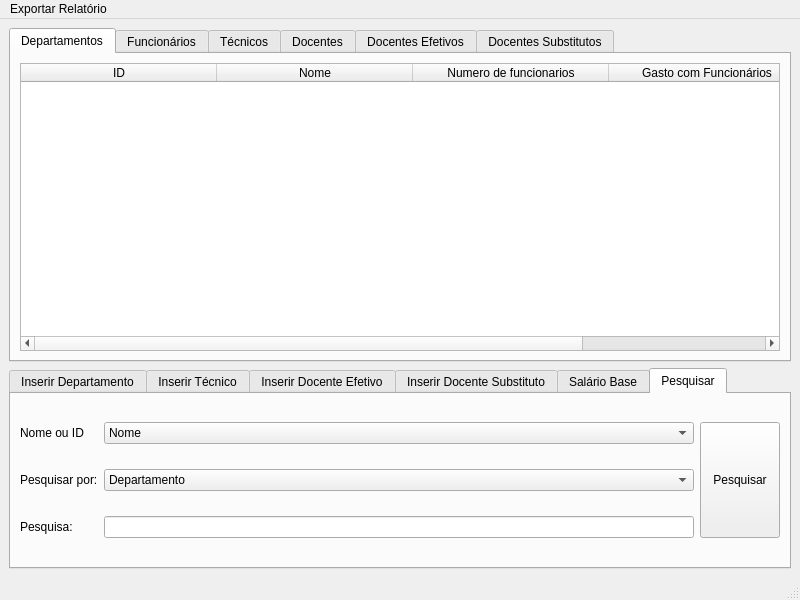
Before: the Qt Designer form mainwindow.ui in ViniciusPolachini/TrabalhoPOO, drawn with Qt 5.
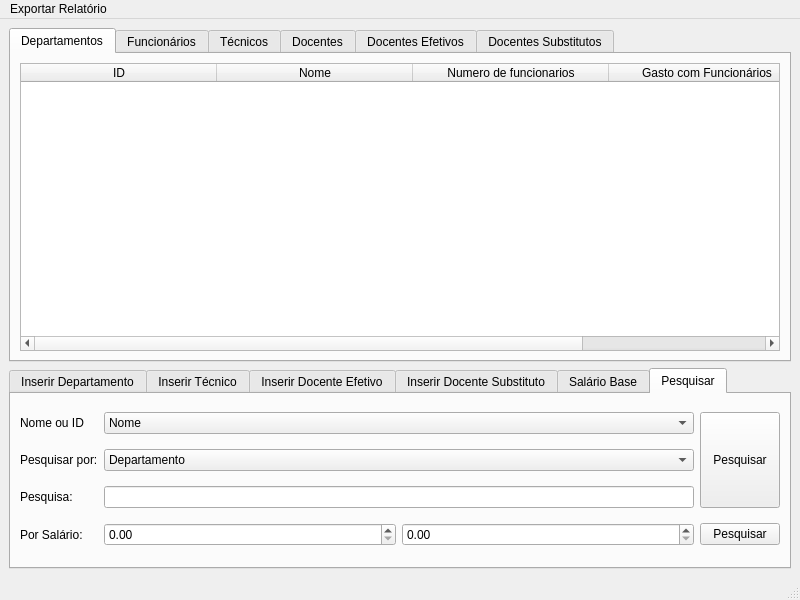
After: the same form once the commit is applied. The open tabs and pages were chosen to show the change.

Commit message: pesquisa-por-salario

Patch:
```diff
--- a/mainwindow.ui
+++ b/mainwindow.ui
@@ -708,18 +708,14 @@
         <string>Pesquisar</string>
        </attribute>
        <layout class="QGridLayout" name="gridLayout_6">
-        <item row="2" column="1">
-         <widget class="QLineEdit" name="line_pesquisar"/>
-        </item>
-        <item row="2" column="0">
-         <widget class="QLabel" name="label_21">
-          <property name="text">
-           <string>Pesquisa:</string>
-          </property>
-         </widget>
-        </item>
         <item row="0" column="0">
          <widget class="QLabel" name="label_18">
+          <property name="sizePolicy">
+           <sizepolicy hsizetype="Maximum" vsizetype="Preferred">
+            <horstretch>0</horstretch>
+            <verstretch>0</verstretch>
+           </sizepolicy>
+          </property>
           <property name="text">
            <string>Nome ou ID</string>
           </property>
@@ -732,42 +728,41 @@
           </property>
          </widget>
         </item>
-        <item row="1" column="1">
-         <widget class="QComboBox" name="line_pesq_tipo">
-          <item>
-           <property name="text">
-            <string>Departamento</string>
-           </property>
-          </item>
-          <item>
-           <property name="text">
-            <string>Funcionário</string>
-           </property>
-          </item>
-          <item>
-           <property name="text">
-            <string>Técnico</string>
-           </property>
-          </item>
-          <item>
-           <property name="text">
-            <string>Docente</string>
-           </property>
-          </item>
-          <item>
-           <property name="text">
-            <string>Docente Efetivo</string>
-           </property>
-          </item>
-          <item>
-           <property name="text">
-            <string>Docente Substituto</string>
-           </property>
-          </item>
+        <item row="2" column="0">
+         <widget class="QLabel" name="label_21">
+          <property name="text">
+           <string>Pesquisa:</string>
+          </property>
          </widget>
         </item>
-        <item row="0" column="1">
+        <item row="3" column="0">
+         <widget class="QLabel" name="label_20">
+          <property name="text">
+           <string>Por Salário:</string>
+          </property>
+         </widget>
+        </item>
+        <item row="3" column="1">
+         <widget class="QDoubleSpinBox" name="pesq_min_salario"/>
+        </item>
+        <item row="3" column="2">
+         <widget class="QDoubleSpinBox" name="pesq_max_salario"/>
+        </item>
+        <item row="3" column="3">
+         <widget class="QPushButton" name="pesquisa_salario">
+          <property name="text">
+           <string>Pesquisar</string>
+          </property>
+         </widget>
+        </item>
+        <item row="0" column="1" colspan="2">
          <widget class="QComboBox" name="line_pesq_nome_id">
+          <property name="sizePolicy">
+           <sizepolicy hsizetype="Ignored" vsizetype="Fixed">
+            <horstretch>0</horstretch>
+            <verstretch>0</verstretch>
+           </sizepolicy>
+          </property>
           <item>
            <property name="text">
             <string>Nome</string>
@@ -780,10 +775,40 @@
           </item>
          </widget>
         </item>
-        <item row="0" column="2" rowspan="3">
+        <item row="1" column="1" colspan="2">
+         <widget class="QComboBox" name="line_pesq_tipo">
+          <property name="sizePolicy">
+           <sizepolicy hsizetype="Ignored" vsizetype="Fixed">
+            <horstretch>0</horstretch>
+            <verstretch>0</verstretch>
+           </sizepolicy>
+          </property>
+          <item>
+           <property name="text">
+            <string>Departamento</string>
+           </property>
+          </item>
+          <item>
+           <property name="text">
+            <string>Funcionário</string>
+           </property>
+          </item>
+         </widget>
+        </item>
+        <item row="2" column="1" colspan="2">
+         <widget class="QLineEdit" name="line_pesquisar">
+          <property name="sizePolicy">
+           <sizepolicy hsizetype="Ignored" vsizetype="Fixed">
+            <horstretch>0</horstretch>
+            <verstretch>0</verstretch>
+           </sizepolicy>
+          </property>
+         </widget>
+        </item>
+        <item row="0" column="3" rowspan="3">
          <widget class="QPushButton" name="button_pesquisar">
           <property name="sizePolicy">
-           <sizepolicy hsizetype="Minimum" vsizetype="Ignored">
+           <sizepolicy hsizetype="Maximum" vsizetype="Ignored">
             <horstretch>0</horstretch>
             <verstretch>0</verstretch>
            </sizepolicy>
```
Left out of the diff: 5 changed lines with no effect on the pictures. The commit also changes 3 other files.
